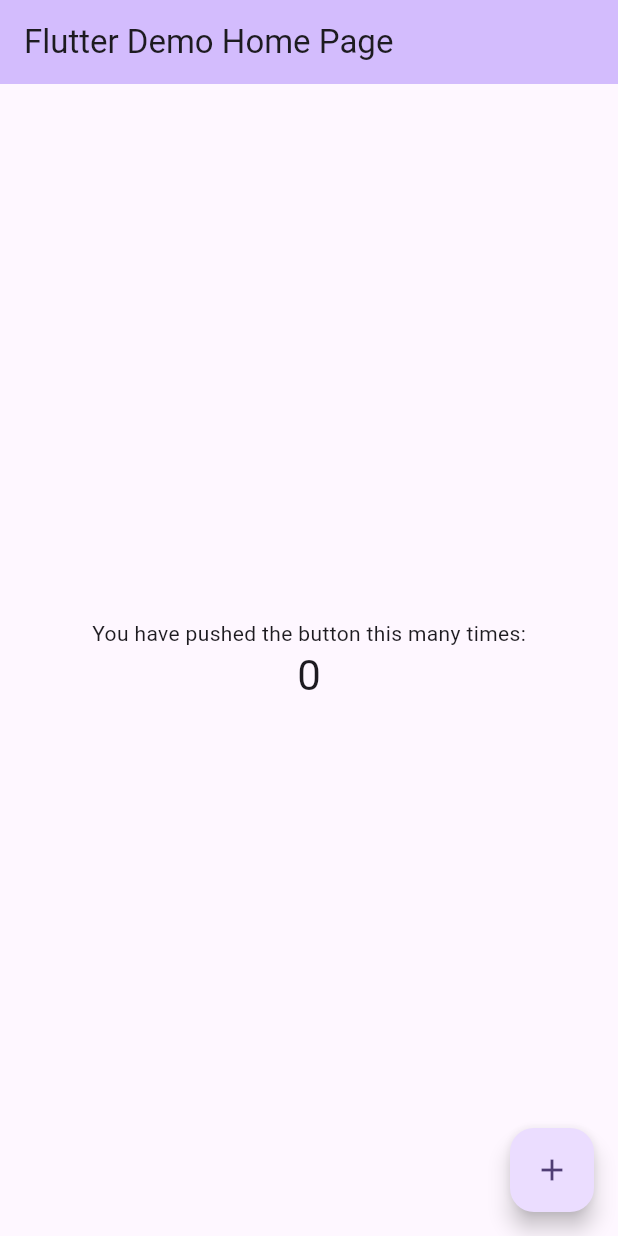
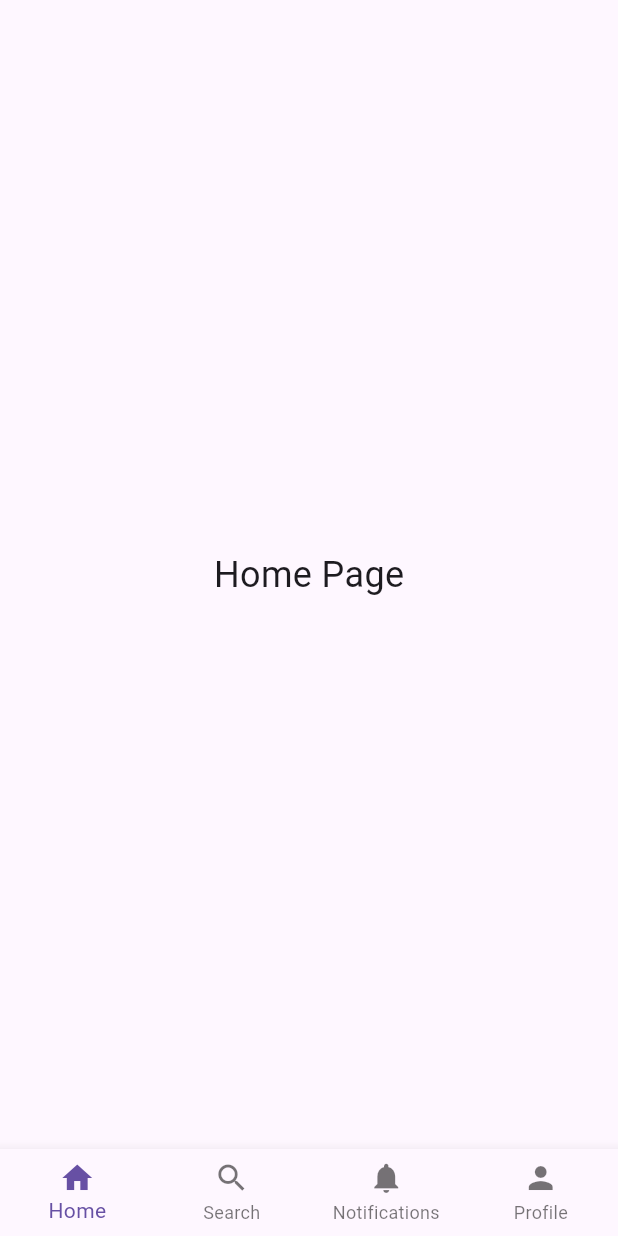
Before and after one commit to vcnovaes/trust-food, a Flutter app: the screen it shows after launch, on a phone screen of 412 x 824 dp. Run offline on Flutter 3.47's test engine with Material 3 defaults, Android fonts, the phone set to English and light mode, and no system bars.

```diff
--- a/trust_food/lib/main.dart
+++ b/trust_food/lib/main.dart
@@ -1,122 +1,75 @@
 import 'package:flutter/material.dart';
 
 void main() {
-  runApp(const MyApp());
+  runApp(MyApp());
 }
 
-class MyApp extends StatelessWidget {
-  const MyApp({super.key});
+class MyApp extends StatefulWidget {
+  @override
+  _MyAppState createState() => _MyAppState();
+}
 
-  // This widget is the root of your application.
+class _MyAppState extends State<MyApp> {
+  int _selectedIndex = 0; // Tracks the current selected tab
+
+  // List of pages corresponding to each tab
+  final List<Widget> _pages = [
+    HomePage(),
+    SearchPage(),
+    NotificationsPage(),
+    ProfilePage(),
+  ];
+
   @override
   Widget build(BuildContext context) {
     return MaterialApp(
-      title: 'Flutter Demo',
-      theme: ThemeData(
-        // This is the theme of your application.
-        //
-        // TRY THIS: Try running your application with "flutter run". You'll see
-        // the application has a purple toolbar. Then, without quitting the app,
-        // try changing the seedColor in the colorScheme below to Colors.green
-        // and then invoke "hot reload" (save your changes or press the "hot
-        // reload" button in a Flutter-supported IDE, or press "r" if you used
-        // the command line to start the app).
-        //
-        // Notice that the counter didn't reset back to zero; the application
-        // state is not lost during the reload. To reset the state, use hot
-        // restart instead.
-        //
-        // This works for code too, not just values: Most code changes can be
-        // tested with just a hot reload.
-        colorScheme: ColorScheme.fromSeed(seedColor: Colors.deepPurple),
+      home: Scaffold(
+        body: _pages[_selectedIndex], // Show selected screen
+        bottomNavigationBar: BottomNavigationBar(
+          type: BottomNavigationBarType.fixed, // Ensures all icons are visible
+          currentIndex: _selectedIndex, // Highlight selected tab
+          onTap: (index) {
+            setState(() {
+              _selectedIndex = index;
+            });
+          },
+          items: [
+            BottomNavigationBarItem(icon: Icon(Icons.home), label: 'Home'),
+            BottomNavigationBarItem(icon: Icon(Icons.search), label: 'Search'),
+            BottomNavigationBarItem(icon: Icon(Icons.notifications), label: 'Notifications'),
+            BottomNavigationBarItem(icon: Icon(Icons.person), label: 'Profile'),
+          ],
+        ),
       ),
-      home: const MyHomePage(title: 'Flutter Demo Home Page'),
     );
   }
 }
 
-class MyHomePage extends StatefulWidget {
-  const MyHomePage({super.key, required this.title});
-
-  // This widget is the home page of your application. It is stateful, meaning
-  // that it has a State object (defined below) that contains fields that affect
-  // how it looks.
-
-  // This class is the configuration for the state. It holds the values (in this
-  // case the title) provided by the parent (in this case the App widget) and
-  // used by the build method of the State. Fields in a Widget subclass are
-  // always marked "final".
-
-  final String title;
-
+// Dummy screens for each tab
+class HomePage extends StatelessWidget {
   @override
-  State<MyHomePage> createState() => _MyHomePageState();
+  Widget build(BuildContext context) {
+    return Center(child: Text('Home Page', style: TextStyle(fontSize: 24)));
+  }
 }
 
-class _MyHomePageState extends State<MyHomePage> {
-  int _counter = 0;
-
-  void _incrementCounter() {
-    setState(() {
-      // This call to setState tells the Flutter framework that something has
-      // changed in this State, which causes it to rerun the build method below
-      // so that the display can reflect the updated values. If we changed
-      // _counter without calling setState(), then the build method would not be
-      // called again, and so nothing would appear to happen.
-      _counter++;
-    });
-  }
-
+class SearchPage extends StatelessWidget {
   @override
   Widget build(BuildContext context) {
-    // This method is rerun every time setState is called, for instance as done
-    // by the _incrementCounter method above.
-    //
-    // The Flutter framework has been optimized to make rerunning build methods
-    // fast, so that you can just rebuild anything that needs updating rather
-    // than having to individually change instances of widgets.
-    return Scaffold(
-      appBar: AppBar(
-        // TRY THIS: Try changing the color here to a specific color (to
-        // Colors.amber, perhaps?) and trigger a hot reload to see the AppBar
-        // change color while the other colors stay the same.
-        backgroundColor: Theme.of(context).colorScheme.inversePrimary,
-        // Here we take the value from the MyHomePage object that was created by
-        // the App.build method, and use it to set our appbar title.
-        title: Text(widget.title),
-      ),
-      body: Center(
-        // Center is a layout widget. It takes a single child and positions it
-        // in the middle of the parent.
-        child: Column(
-          // Column is also a layout widget. It takes a list of children and
-          // arranges them vertically. By default, it sizes itself to fit its
-          // children horizontally, and tries to be as tall as its parent.
-          //
-          // Column has various properties to control how it sizes itself and
-          // how it positions its children. Here we use mainAxisAlignment to
-          // center the children vertically; the main axis here is the vertical
-          // axis because Columns are vertical (the cross axis would be
-          // horizontal).
-          //
-          // TRY THIS: Invoke "debug painting" (choose the "Toggle Debug Paint"
-          // action in the IDE, or press "p" in the console), to see the
-          // wireframe for each widget.
-          mainAxisAlignment: MainAxisAlignment.center,
-          children: <Widget>[
-            const Text('You have pushed the button this many times:'),
-            Text(
-              '$_counter',
-              style: Theme.of(context).textTheme.headlineMedium,
-            ),
-          ],
-        ),
-      ),
-      floatingActionButton: FloatingActionButton(
-        onPressed: _incrementCounter,
-        tooltip: 'Increment',
-        child: const Icon(Icons.add),
-      ), // This trailing comma makes auto-formatting nicer for build methods.
-    );
+    return Center(child: Text('Search Page', style: TextStyle(fontSize: 24)));
   }
 }
+
+class NotificationsPage extends StatelessWidget {
+  @override
+  Widget build(BuildContext context) {
+    return Center(child: Text('Notifications Page', style: TextStyle(fontSize: 24)));
+  }
+}
+
+class ProfilePage extends StatelessWidget {
+  @override
+  Widget build(BuildContext context) {
+    return Center(child: Text('Profile Page', style: TextStyle(fontSize: 24)));
+  }
+}
```
Also changed, not shown: trust_food/lib/models/seller/seller.dart (added, +47 -0 lines), trust_food/lib/models/seller/workScale.dart (added, +40 -0 lines), trust_food/lib/pages/seller/sellerProfile.dart (added, +14 -0 lines).
